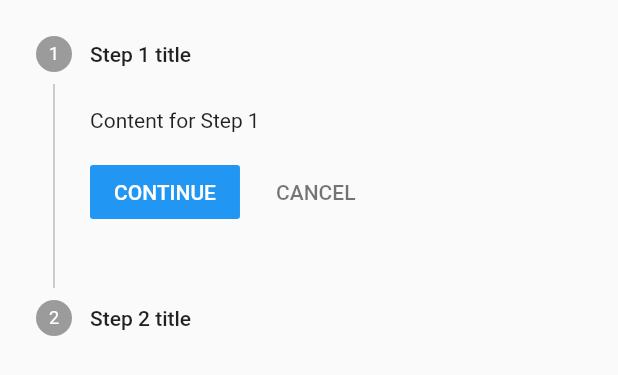
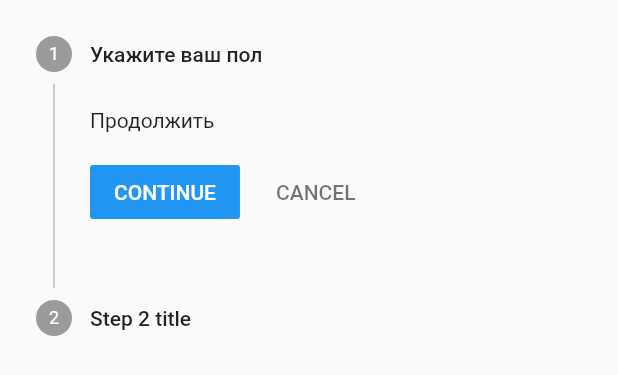
Before and after one commit to Toxele/flutter_application_1, a Flutter app: the SetUpSharedPreferencesScreen widget shown alone on an empty page, opened directly, on a phone screen of 412 x 824 dp. Shown: the top 375 px of the screen. Run offline on Flutter 3.47's test engine with Material 2 defaults, Android fonts, the phone set to English and light mode, and no system bars; our stand-ins replace fl_chart, geolocator, shared_preferences; missing offline and left inert: weather_pack; accounts and stored records are empty.

Commit message:
created new bugs (someone help me)

```diff
--- a/lib/data/shared_preferences_repository.dart
+++ b/lib/data/shared_preferences_repository.dart
@@ -10,6 +10,7 @@ class SPController
   Future<void> initPrefs() async
   {
     prefs = await SharedPreferences.getInstance();
+    print('12412341241241');
   }
 }
 class SPDefault
--- a/lib/main.dart
+++ b/lib/main.dart
@@ -1,10 +1,12 @@
 import 'package:flutter/material.dart';
 import 'package:flutter_application_1/constant/strings.dart' as strings;
 import 'package:flutter_application_1/data/class_instances.dart';
+import 'package:flutter_application_1/data/shared_preferences_repository.dart';
 import 'package:flutter_application_1/domain/model/user_record.dart';
 import 'package:flutter_application_1/domain/user_status_control_service/user_status_controller.dart';
 import 'package:flutter_application_1/ui/graph_screen.dart';
 import 'package:provider/provider.dart';
+import 'package:shared_preferences/shared_preferences.dart';
 
 import 'data/geolocation_repository.dart';
 import 'domain/weather/weather_model.dart';
@@ -35,6 +37,9 @@ void main() => runApp(
           Provider<UserStatusController>(
             create: (_) => UserStatusController(),
           ),
+          Provider<SPController>(
+            create: (_) => SPController(),
+          ),
           // ChangeNotifierProvider<UserRecordToDisplay>(
           //     create: (_) => UserRecordToDisplay(
           //         UserRecord(timeOfRecord: DateTime.now()))),
--- a/lib/sceens_to_show_once/set_up_prefs_screen.dart
+++ b/lib/sceens_to_show_once/set_up_prefs_screen.dart
@@ -38,10 +38,10 @@ class _SetUpSharedPreferencesScreenState
       },
       steps: <Step>[
         Step(
-          title: const Text('Step 1 title'),
-          content: Container(
+          title: const Text('Укажите ваш пол'),
+          content: Container( // TODO: add radio
             alignment: Alignment.centerLeft,
-            child: const Text('Content for Step 1'),
+            child: const Text('Продолжить'),
           ),
         ),
         const Step(
```
Also changed, not shown: lib/ui/home.dart (+17 -3 lines).
